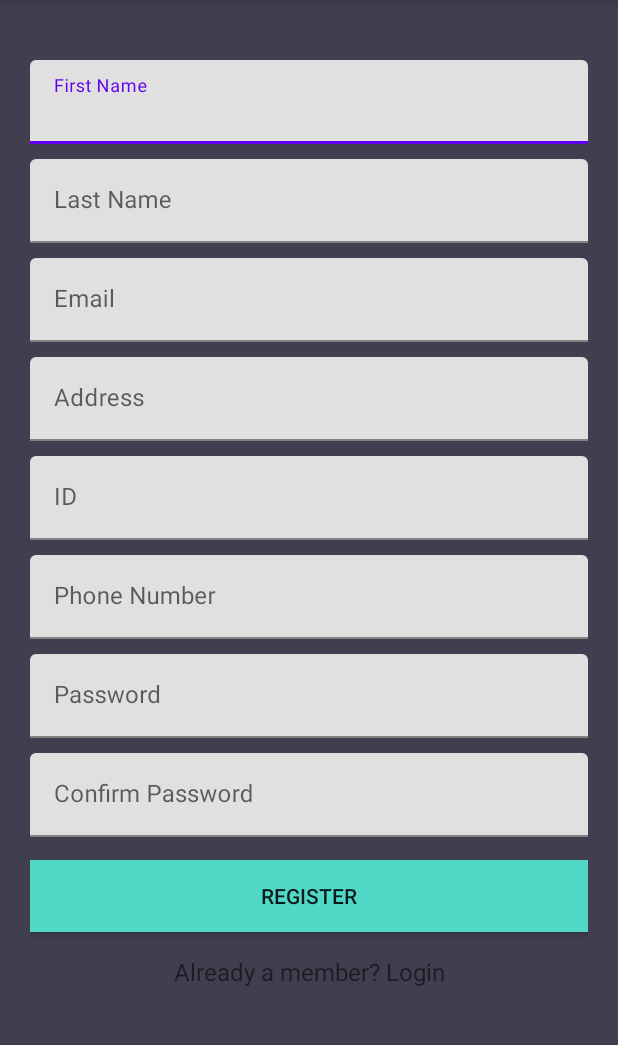
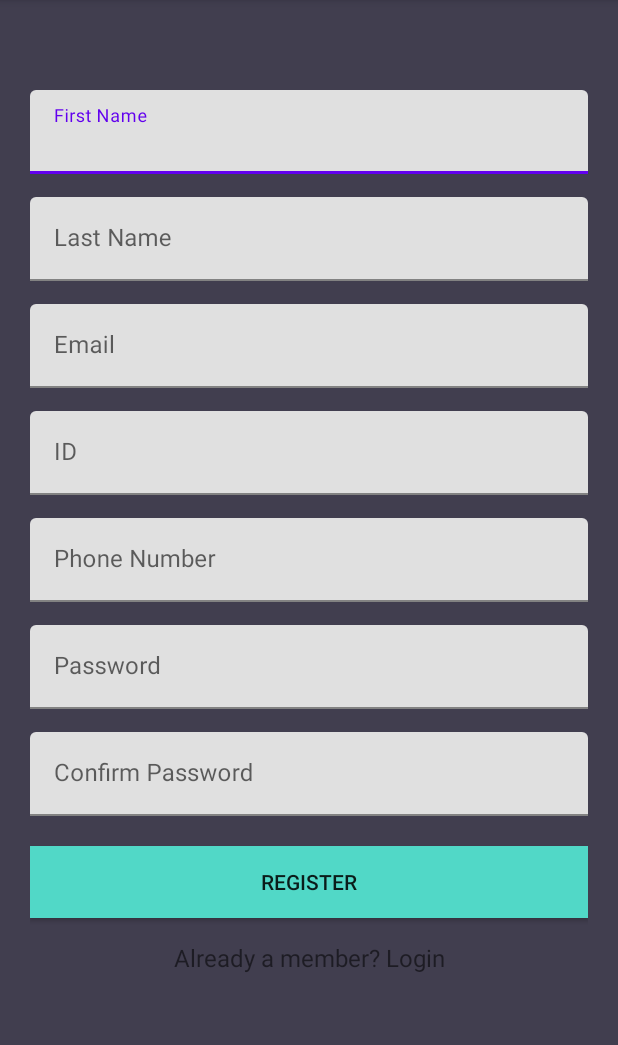
Before and after one commit to maorsarusi/myPackageDeliver, an Android app: the screen it shows after launch (RegisterActivity), after a tap on "No account yet? Create one", on a phone screen of 412 x 824 dp, the part 84-1129 px from its top. Run offline under Robolectric (Android 15) with nearby library versions, the phone set to English and light mode, and no system bars; our stand-ins replace Firebase (no records; nobody signed in at launch, a user with empty details on screens opened directly); 1 other tap on this screen came first.

Commit message:
finis app one 1.0

```diff
--- a/app/src/main/java/com/example/mypackagedeliver/UI/Login/LoginActivity.kt
+++ b/app/src/main/java/com/example/mypackagedeliver/UI/Login/LoginActivity.kt
@@ -21,8 +21,8 @@ import com.google.firebase.database.ktx.getValue
 
 
 class LoginActivity : AppCompatActivity() {
-    var firebaseAuth: FirebaseAuth? = null
-    var firebaseDatabase: FirebaseDatabase? = null
+    private var firebaseAuth: FirebaseAuth? = null
+    private var firebaseDatabase: FirebaseDatabase? = null
 
 
     override fun onCreate(savedInstanceState: Bundle?) {
--- a/app/src/main/java/com/example/mypackagedeliver/UI/Login/RegisterActivity.kt
+++ b/app/src/main/java/com/example/mypackagedeliver/UI/Login/RegisterActivity.kt
@@ -1,24 +1,30 @@
 package com.example.mypackagedeliver.UI.Login
 
-import android.content.ContentValues.TAG
+import android.Manifest
 import android.content.Intent
+import android.content.pm.PackageManager
+import android.location.Location
 import androidx.appcompat.app.AppCompatActivity
 import android.os.Bundle
-import android.util.Log
 import android.widget.EditText
 import android.widget.Toast
 import androidx.appcompat.widget.AppCompatButton
 import androidx.appcompat.widget.AppCompatTextView
+import androidx.core.app.ActivityCompat
 import com.example.mypackagedeliver.Entities.User
 import com.example.mypackagedeliver.R
+import com.google.android.gms.location.FusedLocationProviderClient
+import com.google.android.gms.location.LocationServices
 import com.google.firebase.auth.FirebaseAuth
 import com.google.firebase.database.FirebaseDatabase
 
 
 class RegisterActivity : AppCompatActivity() {
 
-    var mFirebaseAuth: FirebaseAuth? = null
-    var firebaseDatabase: FirebaseDatabase? = null
+    private var mFirebaseAuth: FirebaseAuth? = null
+    private var firebaseDatabase: FirebaseDatabase? = null
+    private lateinit var fusedLocationClient: FusedLocationProviderClient
+    private lateinit var myLocation: Location
 
     override fun onCreate(savedInstanceState: Bundle?) {
         super.onCreate(savedInstanceState)
@@ -27,7 +33,6 @@ class RegisterActivity : AppCompatActivity() {
         val firstName = findViewById<EditText>(R.id.textInputEditTextFirstName)
         val lastName = findViewById<EditText>(R.id.textInputEditTextLastName)
         val email = findViewById<EditText>(R.id.textInputEditTextEmail)
-        val address = findViewById<EditText>(R.id.textInputEditTextAddress)
         val idNum = findViewById<EditText>(R.id.textInputEditTextID)
         val phone = findViewById<EditText>(R.id.textInputEditTextPhone)
         val password = findViewById<EditText>(R.id.textInputEditTextPassword)
@@ -35,6 +40,8 @@ class RegisterActivity : AppCompatActivity() {
 
         mFirebaseAuth = FirebaseAuth.getInstance()
         firebaseDatabase = FirebaseDatabase.getInstance()
+        fusedLocationClient = LocationServices.getFusedLocationProviderClient(this)
+        getLocation()
 
         val buttonLogin: AppCompatTextView = findViewById(R.id.appCompatTextViewLoginLink)
         buttonLogin.setOnClickListener {
@@ -48,7 +55,6 @@ class RegisterActivity : AppCompatActivity() {
             val firstNameString = firstName.text.toString().trim { it <= ' ' }
             val lastNameString = lastName.text.toString().trim { it <= ' ' }
             val emailString = email.text.toString().trim { it <= ' ' }
-            val addressString = address.text.toString().trim { it <= ' ' }
             val idNumString = idNum.text.toString().trim { it <= ' ' }
             val phoneString = phone.text.toString().trim { it <= ' ' }
             val passwordString = password.text.toString().trim { it <= ' ' }
@@ -66,10 +72,6 @@ class RegisterActivity : AppCompatActivity() {
                 emailString.isEmpty() -> {
                     email.error = "Please provide email id"
                     email.requestFocus()
-                }
-                addressString.isEmpty() -> {
-                    address.error = "Please provide your address"
-                    address.requestFocus()
                 }
                 idNumString.isEmpty() -> {
                     idNum.error = "Please provide your id"
@@ -111,10 +113,11 @@ class RegisterActivity : AppCompatActivity() {
                                 ).show()
                             } else {
                                 val currentUser = User(
-                                    addressString,
                                     emailString,
                                     firstNameString,
                                     lastNameString,
+                                    myLocation.latitude.toString(),
+                                    myLocation.longitude.toString(),
                                     idNumString.toInt(),
                                     phoneString
                                 )
@@ -131,11 +134,10 @@ class RegisterActivity : AppCompatActivity() {
                                             ).show()
                                         }
                                     }
+                                val intent = Intent(this, LoginActivity::class.java)
+                                startActivity(intent)
                             }
                         }
-
-                    val intent = Intent(this, LoginActivity::class.java)
-                    startActivity(intent)
                 }
             }
         }
@@ -151,4 +153,52 @@ class RegisterActivity : AppCompatActivity() {
         }
         return (sum % 10 == 0)
     }
+
+    private fun getLocation() {
+        if (ActivityCompat.checkSelfPermission(this, Manifest.permission.ACCESS_FINE_LOCATION)
+            != PackageManager.PERMISSION_GRANTED && ActivityCompat.checkSelfPermission(
+                this,
+                Manifest.permission.ACCESS_COARSE_LOCATION
+            ) != PackageManager.PERMISSION_GRANTED
+        ) {
+            ActivityCompat.requestPermissions(
+                this,
+                arrayOf(Manifest.permission.ACCESS_FINE_LOCATION),
+                1
+            )
+            ActivityCompat.requestPermissions(
+                this,
+                arrayOf(Manifest.permission.ACCESS_FINE_LOCATION),
+                2
+            )
+            return
+        }
+        fusedLocationClient.lastLocation
+            .addOnSuccessListener { location: Location? ->
+                myLocation = location!!
+            }
+    }
+
+    override fun onRequestPermissionsResult(
+        requestCode: Int,
+        permissions: Array<String>,
+        grantResults: IntArray
+    ) {
+        super.onRequestPermissionsResult(requestCode, permissions, grantResults)
+        when (requestCode) {
+            1 -> {
+                // If request is cancelled, the result arrays are empty.
+                if ((grantResults.isNotEmpty() && grantResults[0] == PackageManager.PERMISSION_GRANTED)) {
+                    getLocation()
+                }
+            }
+            2 -> {
+                if ((grantResults.isNotEmpty() && grantResults[0] == PackageManager.PERMISSION_GRANTED)) {
+                    getLocation()
+                } else {
+                    Toast.makeText(this, "Location request was denied", Toast.LENGTH_LONG).show()
+                }
+            }
+        }
+    }
 }
--- a/app/src/main/res/layout/activity_register.xml
+++ b/app/src/main/res/layout/activity_register.xml
@@ -19,7 +19,7 @@
             android:id="@+id/textInputLayoutFirstName"
             android:layout_width="match_parent"
             android:layout_height="wrap_content"
-            android:layout_marginTop="20dp">
+            android:layout_marginTop="40dp">
 
             <com.google.android.material.textfield.TextInputEditText
                 android:id="@+id/textInputEditTextFirstName"
@@ -35,7 +35,7 @@
             android:id="@+id/textInputLayoutLastName"
             android:layout_width="match_parent"
             android:layout_height="wrap_content"
-            android:layout_marginTop="10dp">
+            android:layout_marginTop="15dp">
 
             <com.google.android.material.textfield.TextInputEditText
                 android:id="@+id/textInputEditTextLastName"
@@ -51,7 +51,7 @@
             android:id="@+id/textInputLayoutEmail"
             android:layout_width="match_parent"
             android:layout_height="wrap_content"
-            android:layout_marginTop="10dp">
+            android:layout_marginTop="15dp">
 
             <com.google.android.material.textfield.TextInputEditText
                 android:id="@+id/textInputEditTextEmail"
@@ -64,26 +64,10 @@
         </com.google.android.material.textfield.TextInputLayout>
 
         <com.google.android.material.textfield.TextInputLayout
-            android:id="@+id/textInputLayoutAddress"
-            android:layout_width="match_parent"
-            android:layout_height="wrap_content"
-            android:layout_marginTop="10dp">
-
-            <com.google.android.material.textfield.TextInputEditText
-                android:id="@+id/textInputEditTextAddress"
-                android:layout_width="match_parent"
-                android:layout_height="wrap_content"
-                android:hint="@string/hint_address"
-                android:inputType="text"
-                android:maxLines="1"
-                android:textColor="@android:color/black" />
-        </com.google.android.material.textfield.TextInputLayout>
-
-        <com.google.android.material.textfield.TextInputLayout
             android:id="@+id/textInputLayoutID"
             android:layout_width="match_parent"
             android:layout_height="wrap_content"
-            android:layout_marginTop="10dp">
+            android:layout_marginTop="15dp">
 
             <com.google.android.material.textfield.TextInputEditText
                 android:id="@+id/textInputEditTextID"
@@ -99,7 +83,7 @@
             android:id="@+id/textInputLayoutPhone"
             android:layout_width="match_parent"
             android:layout_height="wrap_content"
-            android:layout_marginTop="10dp">
+            android:layout_marginTop="15dp">
 
             <com.google.android.material.textfield.TextInputEditText
                 android:id="@+id/textInputEditTextPhone"
@@ -116,7 +100,7 @@
             android:id="@+id/textInputLayoutPassword"
             android:layout_width="match_parent"
             android:layout_height="wrap_content"
-            android:layout_marginTop="10dp">
+            android:layout_marginTop="15dp">
 
             <com.google.android.material.textfield.TextInputEditText
                 android:id="@+id/textInputEditTextPassword"
@@ -132,7 +116,7 @@
             android:id="@+id/textInputLayoutConfirmPassword"
             android:layout_width="match_parent"
             android:layout_height="wrap_content"
-            android:layout_marginTop="10dp">
+            android:layout_marginTop="15dp">
 
             <com.google.android.material.textfield.TextInputEditText
                 android:id="@+id/textInputEditTextConfirmPassword"
@@ -148,7 +132,7 @@
             android:id="@+id/appCompatButtonRegister"
             android:layout_width="match_parent"
             android:layout_height="wrap_content"
-            android:layout_marginTop="15dp"
+            android:layout_marginTop="20dp"
             android:background="@color/colorTextHint"
             android:text="@string/text_register" />
 
```
Also changed, not shown: app/src/main/java/com/example/mypackagedeliver/Data/RegisteredParcels/PackagesViewModel.kt (deleted, +0 -22 lines), app/src/main/java/com/example/mypackagedeliver/Entities/ParcelDAO.kt (deleted, +0 -13 lines), app/src/main/java/com/example/mypackagedeliver/Entities/User.kt (+6 -3 lines), app/src/main/java/com/example/mypackagedeliver/UI/MainActivity/Home.kt (+10 -13 lines).
